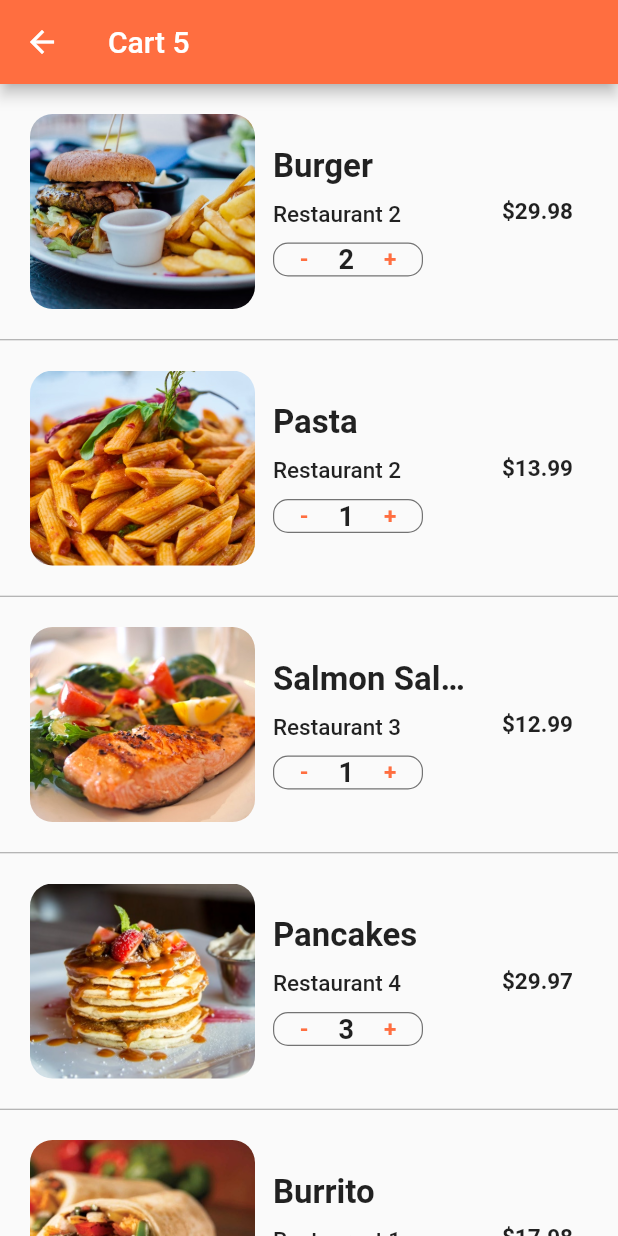
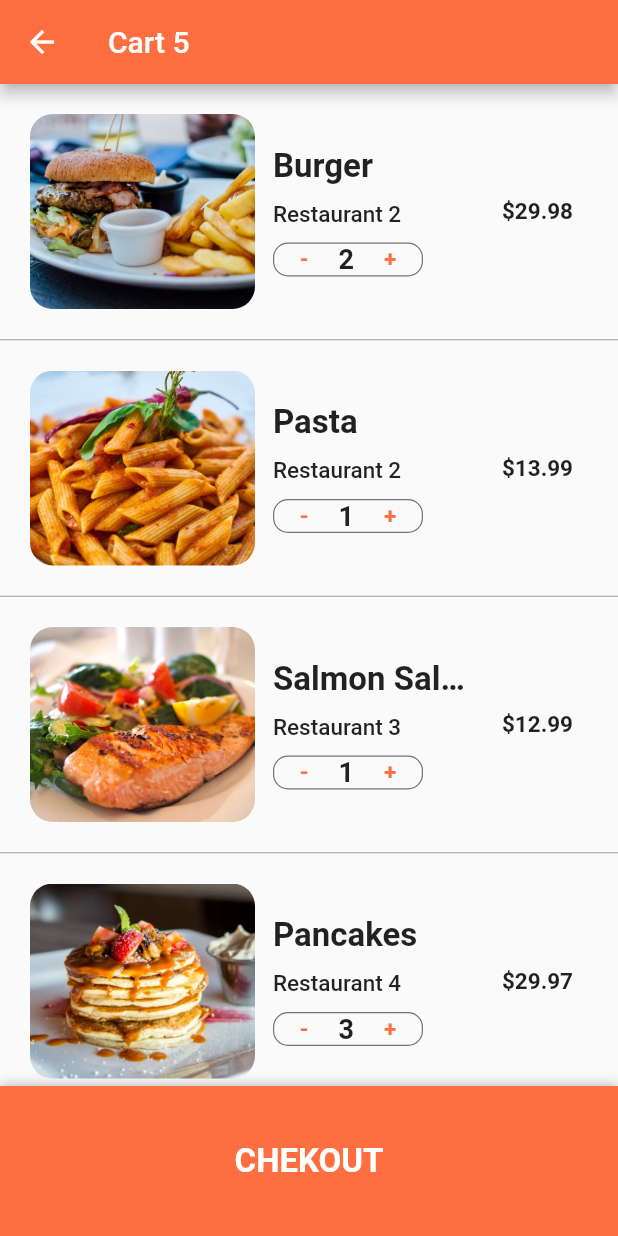
Before and after one commit to khadetou/food-delivery, a Flutter app: the CartScreen screen opened directly, on a phone screen of 412 x 824 dp. Run offline on Flutter 3.47's test engine with Material 2 defaults, Android fonts, the phone set to English and light mode, and no system bars.

Commit message:
Bottom sheet checkout button

```diff
--- a/lib/screen/cartScreen.dart
+++ b/lib/screen/cartScreen.dart
@@ -123,16 +123,71 @@ class _CartScreenState extends State<CartScreen> {
 
   @override
   Widget build(BuildContext context) {
+    double totalPrice = 0;
+    currentUser.cart.forEach(
+        (Order order) => totalPrice += order.quantity * order.food.price);
+
     return Scaffold(
       appBar: AppBar(
         title: Text('Cart ${currentUser.cart.length}'),
       ),
       body: ListView.separated(
-        itemCount: currentUser.cart.length,
+        itemCount: currentUser.cart.length + 1,
         itemBuilder: (BuildContext context, int index) {
-          Order order = currentUser.cart[index];
-
-          return _buildCartItem(order);
+          if (index < currentUser.cart.length) {
+            Order order = currentUser.cart[index];
+            return _buildCartItem(order);
+          }
+          return Padding(
+            padding: EdgeInsets.all(20.0),
+            child: Column(
+              children: [
+                Row(
+                  mainAxisAlignment: MainAxisAlignment.spaceBetween,
+                  children: [
+                    Text(
+                      'Estimated Delivery time',
+                      style: TextStyle(
+                        fontSize: 20.0,
+                        fontWeight: FontWeight.w600,
+                      ),
+                    ),
+                    Text(
+                      '25 min',
+                      style: TextStyle(
+                        fontSize: 20.0,
+                        fontWeight: FontWeight.w600,
+                      ),
+                    )
+                  ],
+                ),
+                SizedBox(height: 10.0),
+                Row(
+                  mainAxisAlignment: MainAxisAlignment.spaceBetween,
+                  children: [
+                    Text(
+                      'Total cost',
+                      style: TextStyle(
+                        fontSize: 20.0,
+                        fontWeight: FontWeight.w600,
+                      ),
+                    ),
+                    Text(
+                      '\$${totalPrice.toStringAsFixed(2)}',
+                      style: TextStyle(
+                        fontSize: 20.0,
+                        fontWeight: FontWeight.w600,
+                        color: Colors.green[700],
+                      ),
+                    )
+                  ],
+                ),
+                SizedBox(
+                  height: 95.0,
+                )
+              ],
+            ),
+          );
         },
         separatorBuilder: (BuildContext context, int index) {
           return Divider(
@@ -141,6 +196,31 @@ class _CartScreenState extends State<CartScreen> {
           );
         },
       ),
+      bottomSheet: Container(
+        height: 100.0,
+        width: MediaQuery.of(context).size.width,
+        decoration: BoxDecoration(
+          color: Theme.of(context).primaryColor,
+          boxShadow: [
+            BoxShadow(
+              color: Colors.black26,
+              offset: Offset(0, -1),
+              blurRadius: 6.0,
+            ),
+          ],
+        ),
+        child: TextButton(
+          onPressed: () => {},
+          child: Text(
+            'CHEKOUT',
+            style: TextStyle(
+              color: Colors.white,
+              fontSize: 22.0,
+              fontWeight: FontWeight.bold,
+            ),
+          ),
+        ),
+      ),
     );
   }
 }
```
